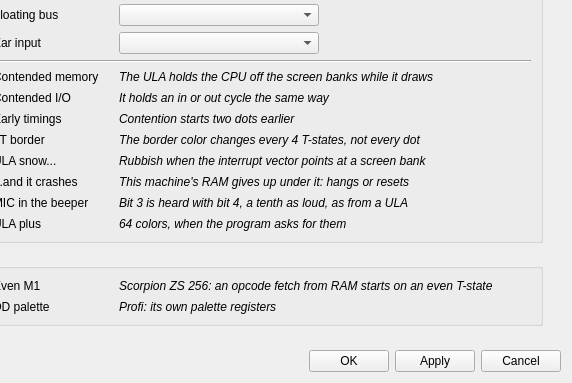
The window that ui/setupwin.ui (Volutar/xpeccy-plus) describes before a commit, drawn with Qt 5; both pictures show x 144 to 716 and y 526 to 909 of the 716 by 909 pixel window.
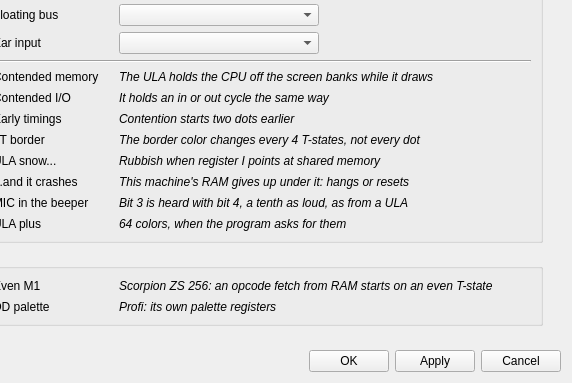
The same window after the commit. Icons and pictures are not drawn. Custom widgets are drawn as their Qt base class.

Commit message: snow-notice-2: the snowflake blinks on after Continue while the game snows - held through a pause, kept out of a window video; ULA snow's Advanced settings line names register I, not the vector

```diff
--- a/ui/setupwin.ui
+++ b/ui/setupwin.ui
@@ -1126,7 +1126,7 @@
                   </font>
                  </property>
                  <property name="text">
-                  <string>Rubbish when the interrupt vector points at a screen bank</string>
+                  <string>Rubbish when register I points at shared memory</string>
                  </property>
                 </widget>
                </item>
```
The commit also changes 6 other files.
